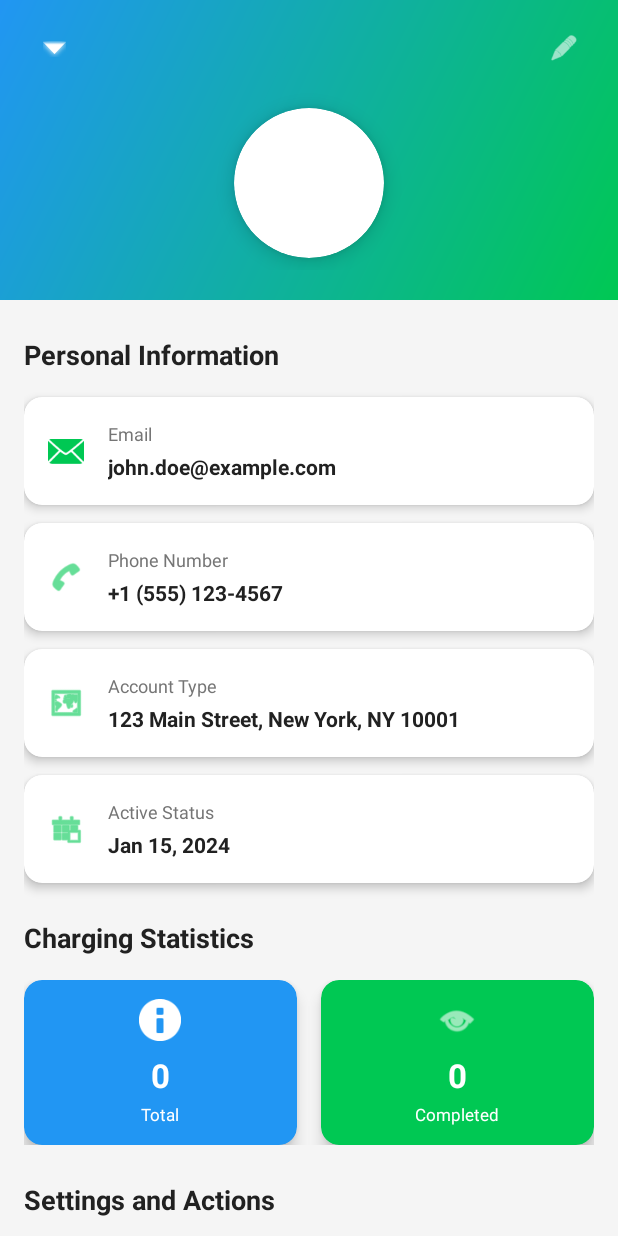
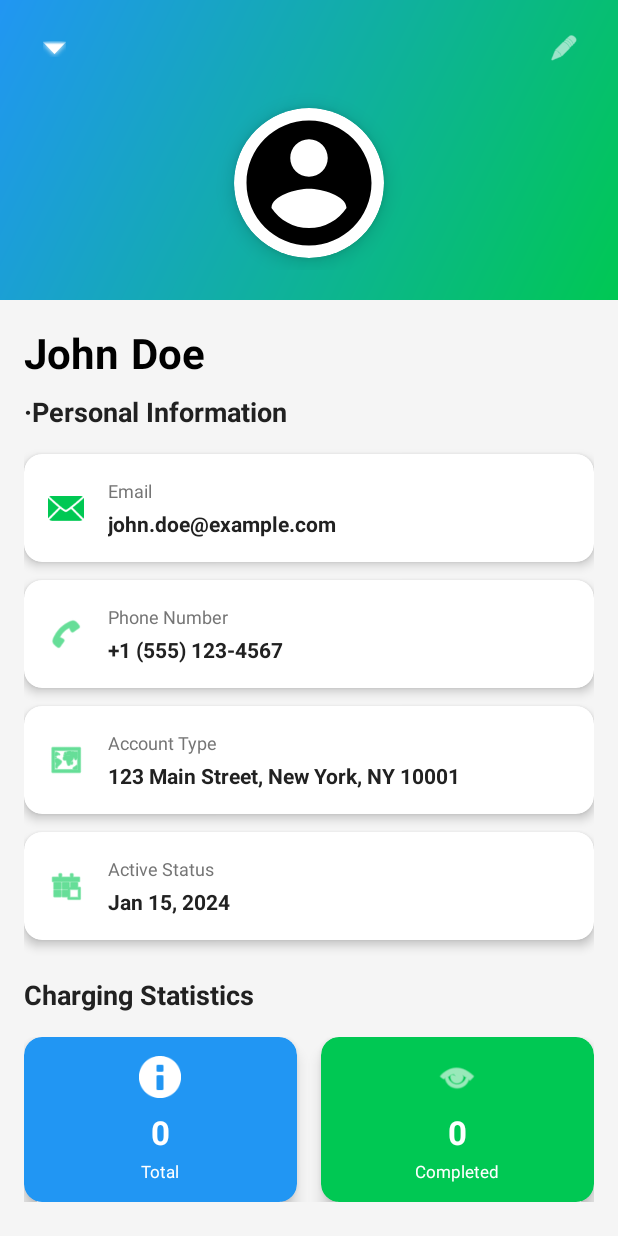
Before and after one commit to UdeeshaRukshan/EAD_Assignment, an Android app: the ProfileActivity screen opened directly, with no data from a screen before it, on a phone screen of 412 x 824 dp. Run offline under Robolectric (Android 15) with nearby library versions, the phone set to English and light mode, and no system bars; 1 statement that could not run was skipped.

Commit message:
latest updates

```diff
--- a/mobile/EVMobile/app/src/main/res/layout/activity_profile.xml
+++ b/mobile/EVMobile/app/src/main/res/layout/activity_profile.xml
@@ -65,39 +65,13 @@
             <ImageView
                 android:layout_width="match_parent"
                 android:layout_height="match_parent"
-                android:src="@android:drawable/ic_account_circle"
+                android:src="@drawable/baseline_account_circle"
                 android:scaleType="centerCrop"
                 android:contentDescription="Profile Avatar"
-                app:tint="@color/text_white" />
-
+                />
         </androidx.cardview.widget.CardView>
 
         <!-- Name Display -->
-        <LinearLayout
-            android:layout_width="wrap_content"
-            android:layout_height="wrap_content"
-            android:orientation="horizontal">
-
-            <TextView
-                android:id="@+id/tvFirstName"
-                android:layout_width="wrap_content"
-                android:layout_height="wrap_content"
-                android:text="John"
-                android:textColor="@color/text_white"
-                android:textSize="28sp"
-                android:textStyle="bold"
-                android:layout_marginEnd="8dp" />
-
-            <TextView
-                android:id="@+id/tvLastName"
-                android:layout_width="wrap_content"
-                android:layout_height="wrap_content"
-                android:text="Doe"
-                android:textColor="@color/text_white"
-                android:textSize="28sp"
-                android:textStyle="bold" />
-
-        </LinearLayout>
 
     </LinearLayout>
 
@@ -113,11 +87,38 @@
             android:orientation="vertical"
             android:padding="16dp">
 
+            <LinearLayout
+                android:layout_width="162dp"
+                android:layout_height="wrap_content"
+                android:gravity="center_vertical"
+                android:orientation="horizontal">
+
+                <TextView
+                    android:id="@+id/tvFirstName"
+                    android:layout_width="wrap_content"
+                    android:layout_height="wrap_content"
+                    android:layout_marginEnd="8dp"
+                    android:text="John"
+                    android:textColor="@color/black"
+                    android:textSize="28sp"
+                    android:textStyle="bold" />
+
+                <TextView
+                    android:id="@+id/tvLastName"
+                    android:layout_width="wrap_content"
+                    android:layout_height="wrap_content"
+                    android:text="Doe"
+                    android:textColor="@color/black"
+                    android:textSize="28sp"
+                    android:textStyle="bold" />
+
+            </LinearLayout>
+
             <!-- Personal Information Section -->
             <TextView
                 android:layout_width="wrap_content"
                 android:layout_height="wrap_content"
-                android:text="Personal Information"
+                android:text="·Personal Information"
                 android:textSize="18sp"
                 android:textStyle="bold"
                 android:textColor="@color/text_primary"
```
